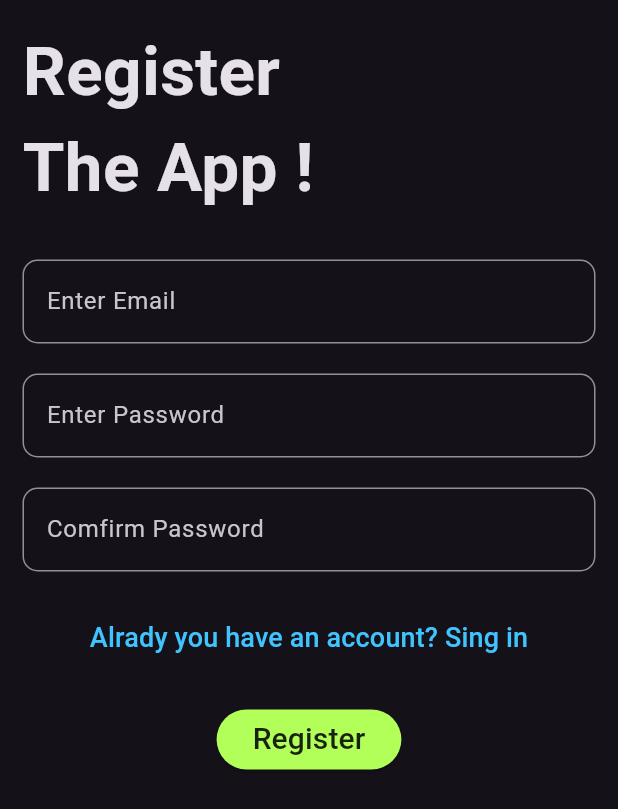
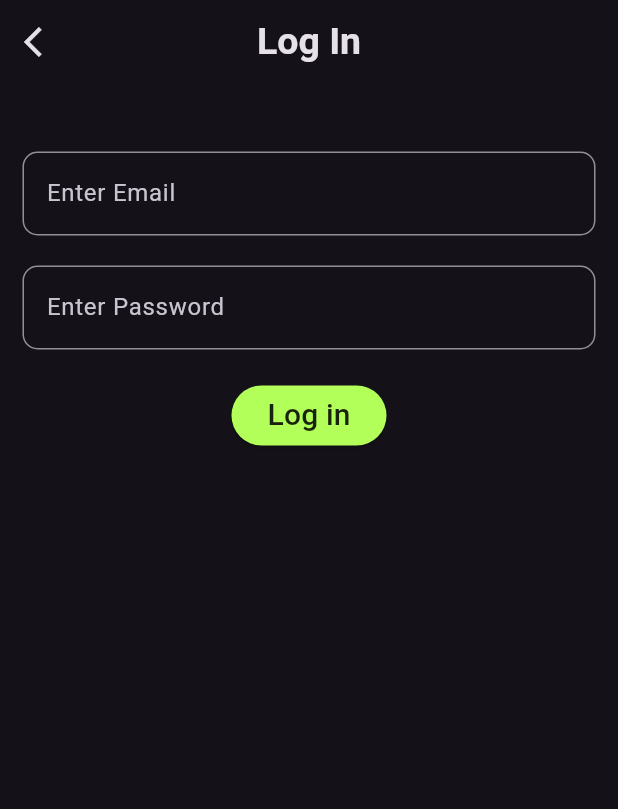
Before and after one commit to THARINDUnirmal/auth-exceptions-handling, a Flutter app: the RegisterScreen screen opened directly, after a tap on "Alrady you have an account? Sing in", on a phone screen of 412 x 824 dp. Shown: the top 809 px of the screen. Run offline on Flutter 3.47's test engine with Material 3 defaults, Android fonts, the phone set to English and light mode, and no system bars; our stand-ins replace firebase_auth, firebase_core; accounts and stored records are empty; generated files the repository leaves out were written again.

Commit message:
sign in email & password feature implement

```diff
--- /dev/null
+++ b/lib/screens/login_screen.dart
@@ -0,0 +1,168 @@
+import 'package:firebase_auth_exseption/auth_service/auth_sevice.dart';
+import 'package:firebase_auth_exseption/screens/home_screen.dart';
+import 'package:firebase_auth_exseption/screens/register_screen.dart';
+import 'package:flutter/material.dart';
+
+class LoginScreen extends StatefulWidget {
+  const LoginScreen({super.key});
+
+  @override
+  State<LoginScreen> createState() => _LoginScreenState();
+}
+
+class _LoginScreenState extends State<LoginScreen> {
+  //create keys
+  final _formKey = GlobalKey<FormState>();
+  //TextEditingController
+  final TextEditingController _userEmailContraller = TextEditingController();
+  final TextEditingController _userPasswordContraller = TextEditingController();
+  //is loading?
+  bool isLoading = false;
+
+  @override
+  Widget build(BuildContext context) {
+    return Scaffold(
+      appBar: AppBar(
+        automaticallyImplyLeading: false,
+        centerTitle: true,
+        leading: IconButton(
+          onPressed: () {
+            Navigator.of(context).pushReplacement(
+              MaterialPageRoute(builder: (context) => RegisterScreen()),
+            );
+          },
+          icon: Icon(Icons.arrow_back_ios),
+        ),
+        title: Text(
+          "Log In",
+          style: TextStyle(fontSize: 25, fontWeight: FontWeight.bold),
+        ),
+      ),
+      body: SingleChildScrollView(
+        child: Padding(
+          padding: const EdgeInsets.all(15),
+          child: Column(
+            children: [
+              SizedBox(height: 30),
+              Form(
+                key: _formKey,
+                child: Column(
+                  children: [
+                    TextFormField(
+                      controller: _userEmailContraller,
+                      validator: (value) {
+                        if (value == null || value.isEmpty) {
+                          return "Please enter an email";
+                        } else if (!RegExp(
+                          r'^[^@]+@[^@]+\.[^@]+',
+                        ).hasMatch(value)) {
+                          return "Please enter valid email";
+                        } else {
+                          return null;
+                        }
+                      },
+                      decoration: InputDecoration(
+                        labelText: "Enter Email",
+                        border: OutlineInputBorder(
+                          borderRadius: BorderRadius.circular(10),
+                        ),
+                      ),
+                    ),
+                    SizedBox(height: 20),
+                    TextFormField(
+                      controller: _userPasswordContraller,
+                      validator: (value) {
+                        if (value == null || value.isEmpty) {
+                          return "Please enter Password";
+                        } else if (value.length < 6) {
+                          return "Password must be at least 6 characters long";
+                        } else {
+                          return null;
+                        }
+                      },
+                      decoration: InputDecoration(
+                        labelText: "Enter Password",
+                        border: OutlineInputBorder(
+                          borderRadius: BorderRadius.circular(10),
+                        ),
+                      ),
+                    ),
+                    SizedBox(height: 20),
+                    ElevatedButton(
+                      style: ElevatedButton.styleFrom(
+                        backgroundColor: Colors.lightGreenAccent,
+                      ),
+                      onPressed: () async {
+                        if (_formKey.currentState!.validate()) {
+                          setState(() {
+                            isLoading = true;
+                          });
+
+                          try {
+                            await AuthSevice().loginUsingEmail(
+                              userEmail: _userEmailContraller.text.trim(),
+                              userPassword: _userPasswordContraller.text.trim(),
+                            );
+
+                            if (context.mounted) {
+                              ScaffoldMessenger.of(context).showSnackBar(
+                                SnackBar(
+                                  duration: Duration(seconds: 2),
+                                  backgroundColor: Colors.lightGreenAccent,
+                                  content: Text(
+                                    "Log in Sucseed!",
+                                    textAlign: TextAlign.center,
+                                    style: TextStyle(
+                                      color: Colors.black,
+                                      fontSize: 18,
+                                    ),
+                                  ),
+                                ),
+                              );
+                              Navigator.pushReplacement(
+                                context,
+                                MaterialPageRoute(
+                                  builder: (context) => HomeScreen(),
+                                ),
+                              );
+                            }
+                          } catch (e) {
+                            if (context.mounted) {
+                              showDialog(
+                                context: context,
+                                builder: (context) {
+                                  return AlertDialog(
+                                    title: Text("Error"),
+                                    content: Text(e.toString()),
+                                  );
+                                },
+                              );
+                            }
+                          } finally {
+                            setState(() {
+                              isLoading = false;
+                            });
+                          }
+                        }
+                      },
+                      child:
+                          isLoading
+                              ? CircularProgressIndicator(color: Colors.black)
+                              : Text(
+                                "Log in",
+                                style: TextStyle(
+                                  fontSize: 20,
+                                  color: Colors.black87,
+                                ),
+                              ),
+                    ),
+                  ],
+                ),
+              ),
+            ],
+          ),
+        ),
+      ),
+    );
+  }
+}
--- a/lib/screens/register_screen.dart
+++ b/lib/screens/register_screen.dart
@@ -1,5 +1,6 @@
 import 'package:firebase_auth_exseption/auth_service/auth_sevice.dart';
 import 'package:firebase_auth_exseption/screens/home_screen.dart';
+import 'package:firebase_auth_exseption/screens/login_screen.dart';
 import 'package:flutter/material.dart';
 
 class RegisterScreen extends StatefulWidget {
@@ -102,7 +103,13 @@ class _RegisterScreenState extends State<RegisterScreen> {
                       ),
                       SizedBox(height: 20),
                       TextButton(
-                        onPressed: () {},
+                        onPressed: () {
+                          Navigator.of(context).pushReplacement(
+                            MaterialPageRoute(
+                              builder: (context) => LoginScreen(),
+                            ),
+                          );
+                        },
                         child: Text(
                           "Alrady you have an account? Sing in",
                           textAlign: TextAlign.center,
@@ -122,11 +129,12 @@ class _RegisterScreenState extends State<RegisterScreen> {
                             setState(() {
                               isLoading = true;
                             });
-                            String email = _emailContraller.text;
-                            String password = _passwordContraller.text;
 
                             try {
-                              await AuthSevice().logUsingEmail(email, password);
+                              await AuthSevice().registerUsingEmail(
+                                _emailContraller.text.trim(),
+                                _passwordContraller.text.trim(),
+                              );
 
                               if (context.mounted) {
                                 ScaffoldMessenger.of(context).showSnackBar(
```
Also changed, not shown: lib/auth_service/auth_sevice.dart (+18 -1 lines), pubspec.lock.
